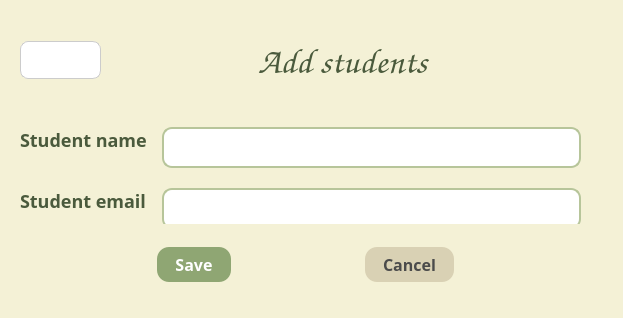
Qt form addstudents.ui (sofiiahaman/OOP-Project) before a commit.
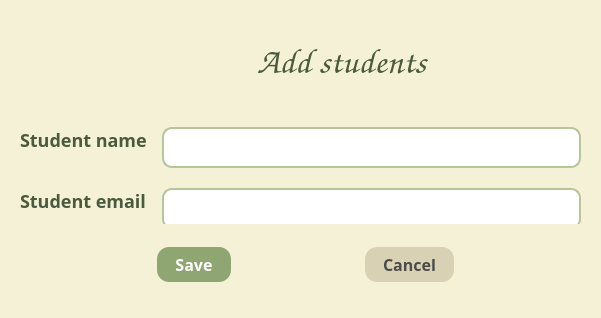
The same form after that commit. Icons and pictures are not drawn.

```diff
--- a/addstudents.ui
+++ b/addstudents.ui
@@ -6,7 +6,7 @@
    <rect>
     <x>0</x>
     <y>0</y>
-    <width>623</width>
+    <width>601</width>
     <height>318</height>
    </rect>
   </property>
@@ -76,18 +76,16 @@
     background-color: #b6ae93;
 }
 
-/* Back button (icon-style flat) */
+/* BACK BUTTON */
 #goBackButton_2 {
     background: transparent;
     border: none;
-    font-size: 20px;
-    color: #4a5a3c;
+    color: #42522b;
+    font-size: 16px;
 }
-
-#goBackButton_2:hover {
-    color: #7c9265;
-}
-</string>
+QPushButton#goBackButton_2:hover {
+    background-color: #d7d9c6;
+}</string>
   </property>
   <widget class="QWidget" name="verticalLayoutWidget">
    <property name="geometry">
@@ -144,7 +142,7 @@
            </size>
           </property>
           <property name="styleSheet">
-           <string notr="true">#goBackButton_2 {
+           <string notr="true">#goBackButton {
     background-color: white;     /* білий фон */
     color: #333333;              /* темно-сірий текст */
     border: 1px solid #cccccc;   /* легка сіра рамка */
```
Left out of the diff: 6 changed lines with no effect on the pictures.
